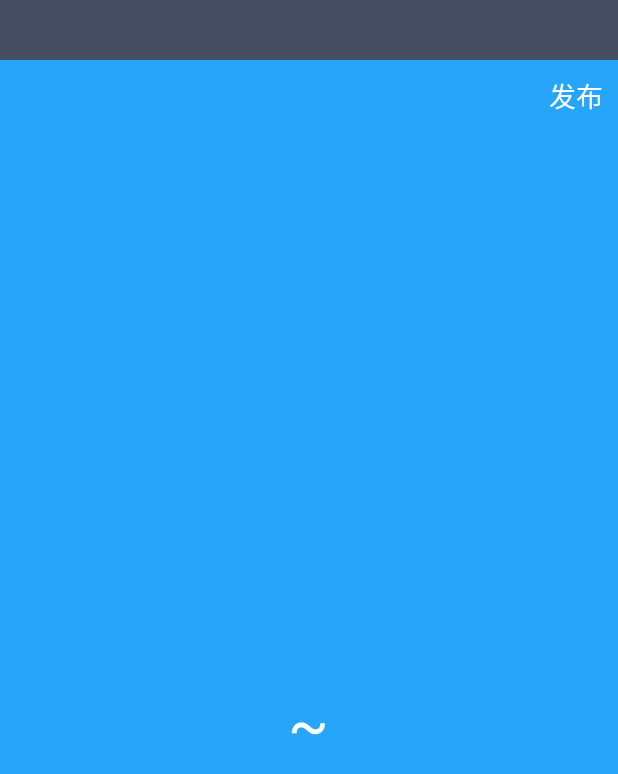
After one commit to matianqiong/MyWeather, an Android app: the WeatherActivity screen opened directly, with no data from a screen before it, on a phone screen of 412 x 824 dp. The commit adds this screen. Shown: the top 774 px of the screen. Run offline under Robolectric (Android 15) with nearby library versions, the phone set to English and light mode, and no system bars.

Commit message:
加入显示天气信息的功能

```diff
--- a/app/src/main/AndroidManifest.xml
+++ b/app/src/main/AndroidManifest.xml
@@ -14,6 +14,7 @@
                 <category android:name="android.intent.category.LAUNCHER"/>
             </intent-filter>
         </activity>
+        <activity android:name=".activity.WeatherActivity"/>
     </application>
     <uses-permission android:name="android.permission.INTERNET"/>
 
--- /dev/null
+++ b/app/src/main/java/com/example/matianqiong/myweather/activity/WeatherActivity.java
@@ -0,0 +1,122 @@
+package com.example.matianqiong.myweather.activity;
+
+import android.app.Activity;
+import android.content.SharedPreferences;
+import android.os.Bundle;
+import android.preference.PreferenceManager;
+import android.text.TextUtils;
+import android.view.Window;
+import android.widget.LinearLayout;
+import android.widget.TextView;
+
+import com.example.matianqiong.myweather.R;
+import com.example.matianqiong.myweather.util.HttpCallbackListener;
+import com.example.matianqiong.myweather.util.HttpUtil;
+import com.example.matianqiong.myweather.util.Utility;
+
+/**
+ * Created by MaTianQiong on 2016/4/12.
+ */
+public class WeatherActivity extends Activity {
+    private LinearLayout weatherInfoLayout;
+    private TextView cityNameText;
+    private TextView publishText;
+    private TextView weatherDespText;
+    private TextView  temp1Text;
+    private TextView temp2Text;
+    private TextView currentDateText;
+
+    @Override
+    protected void onCreate(Bundle savedInstanceState) {
+        super.onCreate(savedInstanceState);
+        requestWindowFeature(Window.FEATURE_NO_TITLE);
+        setContentView(R.layout.weather_layout);
+        initView();
+        String countyCode=getIntent().getStringExtra("county_code");
+        if (!TextUtils.isEmpty(countyCode)){
+            publishText.setText("同步中。。。");
+            weatherInfoLayout.setVisibility(TextView.INVISIBLE);
+            cityNameText.setVisibility(TextView.INVISIBLE);
+            queryWeatherCode(countyCode);
+        }else {
+            showWeather();
+        }
+    }
+    /**
+     * 从sharedpreferences中读取存储的天气信息，并显示到界面上
+     */
+    private void showWeather() {
+
+        SharedPreferences prefs= PreferenceManager.getDefaultSharedPreferences(this);
+        cityNameText.setText(prefs.getString("city_name",""));
+        temp1Text.setText(prefs.getString("temp1",""));
+        temp2Text.setText(prefs.getString("temp2",""));
+        weatherDespText.setText(prefs.getString("weather_desp",""));
+        publishText.setText(prefs.getString("publish_time","")+"发布");
+        currentDateText.setText(prefs.getString("current_date",""));
+        weatherInfoLayout.setVisibility(TextView.VISIBLE);
+        cityNameText.setVisibility(TextView.VISIBLE);
+
+    }
+    /**
+     * 查询县级代号所对应的天气代号
+     */
+
+    private void queryWeatherCode(String countyCode) {
+        String url="http://www.weather.com.cn/data/list3/city"+countyCode+".xml";
+        queryFromServer(url, "countyCode");
+    }
+
+    private void queryFromServer(final String url, final String type) {
+        HttpUtil.sendHttpRequest(url, new HttpCallbackListener() {
+            @Override
+            public void onFinish(String response) {
+                if ("countyCode".equals(type)) {
+                    if (!TextUtils.isEmpty(response)) {
+                        String[] arry = response.split("\\|");
+                        if (arry != null && arry.length == 2) {
+                            String weatherCode = arry[1];
+                            queryWeatherInfo(weatherCode);
+                        }
+                    }
+                }else if ("weatherCode".equals(type)){
+                    Utility.handleWeatherResponse(WeatherActivity.this,response);
+                    runOnUiThread(new Runnable() {
+                        @Override
+                        public void run() {
+                            showWeather();
+                        }
+                    });
+                }
+            }
+
+            @Override
+            public void onError(Exception e) {
+                runOnUiThread(new Runnable() {
+                    @Override
+                    public void run() {
+                        publishText.setText("同步失败");
+                    }
+                });
+            }
+        });
+
+    }
+    /**
+     * 查询天气代号所对应的天气
+     */
+    private void queryWeatherInfo(String weatherCode) {
+        String rul="http://www.weather.com.cn/data/cityinfo/"+weatherCode+".html";
+        queryFromServer(rul,"weatherCode");
+    }
+
+    private void initView(){
+        weatherInfoLayout= (LinearLayout) findViewById(R.id.weather_info_layout);
+        cityNameText= (TextView) findViewById(R.id.city_name);
+        publishText= (TextView) findViewById(R.id.public_text);
+        weatherDespText= (TextView) findViewById(R.id.weather_desp);
+        temp1Text= (TextView) findViewById(R.id.temp1);
+        temp2Text= (TextView) findViewById(R.id.temp2);
+        currentDateText= (TextView) findViewById(R.id.current_date);
+    }
+}
--- a/app/src/main/java/com/example/matianqiong/myweather/util/HttpUtil.java
+++ b/app/src/main/java/com/example/matianqiong/myweather/util/HttpUtil.java
@@ -23,7 +23,6 @@ public class HttpUtil {
                     connection.setRequestMethod("GET");
                     connection.setReadTimeout(8000);
                     connection.setConnectTimeout(8000);
-                    connection.setDoOutput(true);
                     InputStream is=connection.getInputStream();
                     BufferedReader reader=new BufferedReader(new InputStreamReader(is));
                     StringBuilder content=new StringBuilder();
--- a/app/src/main/res/layout/choose_area.xml
+++ b/app/src/main/res/layout/choose_area.xml
@@ -11,7 +11,6 @@
             android:layout_height="wrap_content"
             android:id="@+id/title_text"
             android:layout_centerInParent="true"
-            android:text="Title"
             android:textColor="#fff"
             android:textSize="24dp"/>
 
--- /dev/null
+++ b/app/src/main/res/layout/weather_layout.xml
@@ -0,0 +1,90 @@
+<?xml version="1.0" encoding="utf-8"?>
+<LinearLayout xmlns:android="http://schemas.android.com/apk/res/android"
+    android:orientation="vertical" android:layout_width="match_parent"
+    android:layout_height="match_parent">
+    <RelativeLayout
+        android:layout_width="match_parent"
+        android:layout_height="40dp"
+        android:background="#484E61">
+        <TextView
+            android:layout_width="wrap_content"
+            android:layout_height="wrap_content"
+            android:id="@+id/city_name"
+            android:textSize="24sp"
+            android:textColor="#fff"
+            android:layout_centerInParent="true"
+            />
+    </RelativeLayout>
+    <RelativeLayout
+        android:layout_width="match_parent"
+        android:layout_height="0dp"
+        android:layout_weight="1"
+        android:background="#27A5F9"
+        >
+        <TextView
+            android:layout_width="wrap_content"
+            android:layout_height="wrap_content"
+            android:id="@+id/public_text"
+            android:layout_alignParentRight="true"
+            android:layout_marginRight="10dp"
+            android:layout_marginTop="10dp"
+            android:textSize="18sp"
+            android:textColor="#FFF"/>
+        <LinearLayout
+            android:layout_width="wrap_content"
+            android:layout_height="wrap_content"
+            android:id="@+id/weather_info_layout"
+            android:layout_centerInParent="true"
+            android:orientation="vertical">
+
+            <TextView
+                android:layout_width="wrap_content"
+                android:layout_height="40dp"
+                android:layout_gravity="center"
+                android:id="@+id/current_date"
+                android:textColor="#FFF"
+                android:textSize="18sp"
+                />
+            <TextView
+                android:layout_width="wrap_content"
+                android:layout_height="60dp"
+                android:id="@+id/weather_desp"
+                android:layout_gravity="center_horizontal"
+                android:gravity="center"
+                android:textSize="40sp"
+                android:textColor="#FFF"/>
+            <LinearLayout
+                android:layout_width="wrap_content"
+                android:layout_height="60dp"
+                android:layout_gravity="center_horizontal"
+                android:orientation="horizontal">
+                <TextView
+                    android:layout_width="wrap_content"
+                    android:layout_height="wrap_content"
+                    android:id="@+id/temp1"
+                    android:layout_gravity="center_vertical"
+                    android:textSize="40sp"
+                    android:textColor="#FFF"/>
+                <TextView
+                    android:layout_width="wrap_content"
+                    android:layout_height="wrap_content"
+                    android:text="~"
+                    android:layout_gravity="center_vertical"
+                    android:layout_marginRight="10dp"
+                    android:layout_marginLeft="10dp"
+                    android:textColor="#FFF"
+                    android:textSize="40sp"
+
+                    />
+                <TextView
+                    android:layout_width="wrap_content"
+                    android:layout_height="wrap_content"
+                    android:layout_gravity="center_vertical"
+                    android:id="@+id/temp2"
+                    android:textSize="40sp"
+                    android:textColor="#FFF"/>
+            </LinearLayout>
+        </LinearLayout>
+    </RelativeLayout>
+
+</LinearLayout>
```
Also changed, not shown: app/src/main/java/com/example/matianqiong/myweather/activity/ChooseAreaActivity.java (+16 -0 lines), app/src/main/java/com/example/matianqiong/myweather/util/Utility.java (+53 -0 lines).
